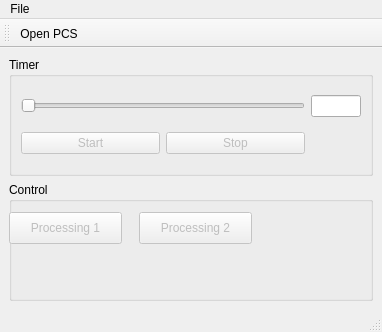
This is mainwindow.ui in mustafasezer/3DSegmentation as Qt 5 draws it before an edit. The edited form follows.
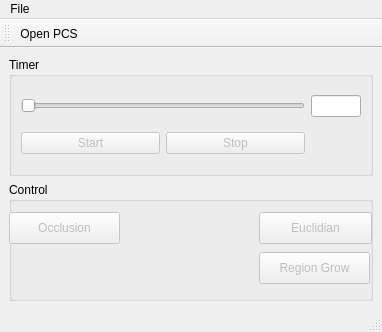
This is the edited form.

Patch:
```diff
--- a/mainwindow.ui
+++ b/mainwindow.ui
@@ -83,12 +83,12 @@
         <rect>
          <x>0</x>
          <y>30</y>
-         <width>113</width>
+         <width>111</width>
          <height>32</height>
         </rect>
        </property>
        <property name="text">
-        <string>Processing 1</string>
+        <string>Occlusion</string>
        </property>
       </widget>
       <widget class="QPushButton" name="pushButton_process1_2">
@@ -97,14 +97,30 @@
        </property>
        <property name="geometry">
         <rect>
-         <x>130</x>
+         <x>250</x>
+         <y>70</y>
+         <width>111</width>
+         <height>32</height>
+        </rect>
+       </property>
+       <property name="text">
+        <string>Region Grow</string>
+       </property>
+      </widget>
+      <widget class="QPushButton" name="pushButton_process1_3">
+       <property name="enabled">
+        <bool>false</bool>
+       </property>
+       <property name="geometry">
+        <rect>
+         <x>250</x>
          <y>30</y>
          <width>113</width>
          <height>32</height>
         </rect>
        </property>
        <property name="text">
-        <string>Processing 2</string>
+        <string>Euclidian</string>
        </property>
       </widget>
      </widget>
```
